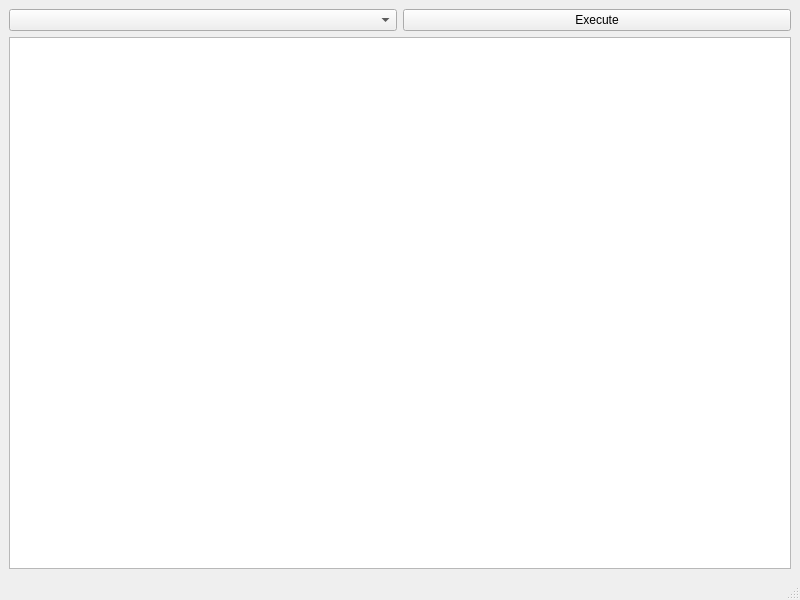
Above: mainwindow.ui from muman613/Qt-ESP01-Interface before the change. Below: the same form after it.
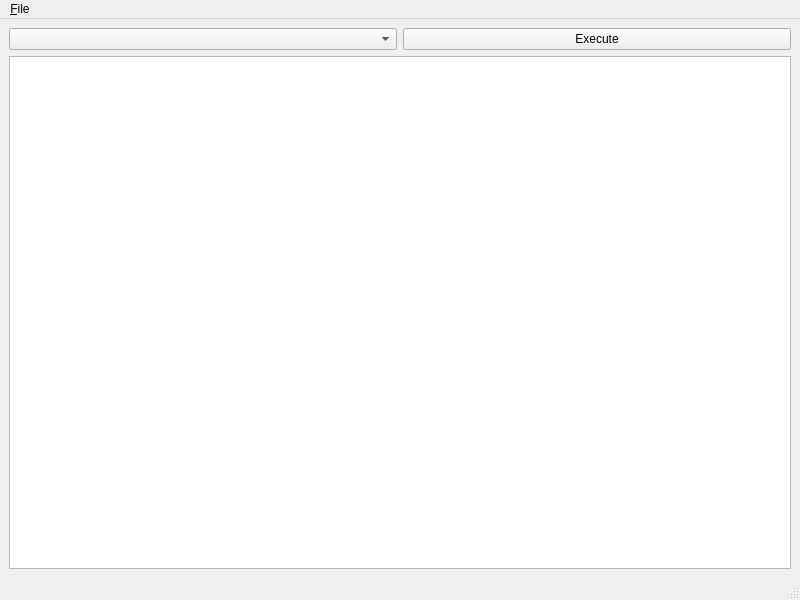
That is the form after the change.

Patch:
```diff
--- a/mainwindow.ui
+++ b/mainwindow.ui
@@ -47,6 +47,15 @@
      <height>21</height>
     </rect>
    </property>
+   <widget class="QMenu" name="menu_File">
+    <property name="title">
+     <string>&amp;File</string>
+    </property>
+    <addaction name="actionSelect_serial_device"/>
+    <addaction name="separator"/>
+    <addaction name="actionExit"/>
+   </widget>
+   <addaction name="menu_File"/>
   </widget>
   <widget class="QStatusBar" name="statusbar"/>
  </widget>
```
Left out of the diff: 10 changed lines with no effect on the pictures.
